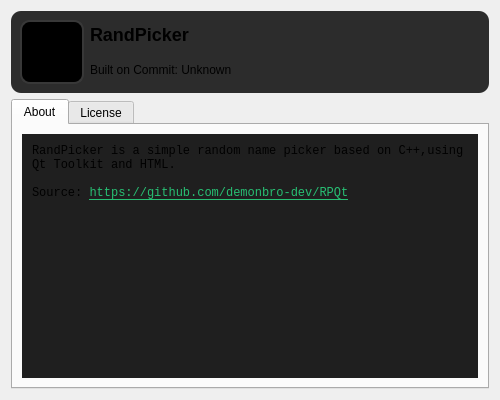
demonbro-dev/RPQt, file ui/aboutdialog.ui: the form before one commit.
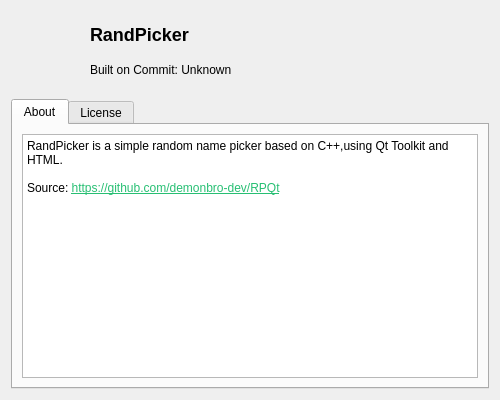
The form after the commit. Icons and pictures are not drawn.

Patch:
```diff
--- a/ui/aboutdialog.ui
+++ b/ui/aboutdialog.ui
@@ -23,19 +23,13 @@
    <string>About RandPicker</string>
   </property>
   <property name="styleSheet">
-   <string notr="true">QTextEdit {
-  background-color: white;
-  border: 1px solid #c0c0c0;
-  padding: 5px;
-}</string>
+   <string notr="true"/>
   </property>
   <layout class="QVBoxLayout" name="verticalLayout">
    <item>
     <widget class="QWidget" name="headerWidget" native="true">
      <property name="styleSheet">
-      <string notr="true">background-color: rgb(44, 44, 44);
-border: 1px;
-border-radius:10px;</string>
+      <string notr="true"/>
      </property>
      <layout class="QHBoxLayout" name="horizontalLayout">
       <item>
@@ -59,9 +53,7 @@
          </size>
         </property>
         <property name="styleSheet">
-         <string notr="true">background-color: rgb(0, 0, 0);
-border: 2px solid #383838;
-border-radius:10px;</string>
+         <string notr="true"/>
         </property>
         <property name="pixmap">
          <pixmap resource="../resources.qrc">:/data/RandPickerLogo.ico</pixmap>
@@ -126,12 +118,7 @@
        <item>
         <widget class="QTextEdit" name="textEdit">
          <property name="styleSheet">
-          <string notr="true">QTextEdit {
-  font-family: Consolas, monospace;
-	background-color: rgb(31, 31, 31);
-	border-color: rgb(31, 31, 31);
-  font-size: 10pt;
-}</string>
+          <string notr="true"/>
          </property>
          <property name="readOnly">
           <bool>true</bool>
@@ -143,10 +130,10 @@
 hr { height: 1px; border-width: 0; }
 li.unchecked::marker { content: &quot;\2610&quot;; }
 li.checked::marker { content: &quot;\2612&quot;; }
-&lt;/style&gt;&lt;/head&gt;&lt;body style=&quot; font-family:'Consolas','monospace'; font-size:10pt; font-weight:400; font-style:normal;&quot;&gt;
-&lt;p style=&quot; margin-top:0px; margin-bottom:0px; margin-left:0px; margin-right:0px; -qt-block-indent:0; text-indent:0px;&quot;&gt;&lt;span style=&quot; font-family:'Microsoft YaHei UI'; font-size:9pt;&quot;&gt;RandPicker is a simple random name picker based on C++,using Qt Toolkit and HTML.&lt;/span&gt;&lt;/p&gt;
-&lt;p style=&quot;-qt-paragraph-type:empty; margin-top:0px; margin-bottom:0px; margin-left:0px; margin-right:0px; -qt-block-indent:0; text-indent:0px; font-family:'Microsoft YaHei UI'; font-size:9pt;&quot;&gt;&lt;br /&gt;&lt;/p&gt;
-&lt;p style=&quot; margin-top:0px; margin-bottom:0px; margin-left:0px; margin-right:0px; -qt-block-indent:0; text-indent:0px;&quot;&gt;&lt;span style=&quot; font-family:'Microsoft YaHei UI'; font-size:9pt;&quot;&gt;Source: &lt;/span&gt;&lt;a href=&quot;https://github.com/demonbro-dev/RPQt&quot;&gt;&lt;span style=&quot; font-family:'Microsoft YaHei UI'; font-size:9pt; text-decoration: underline; color:#27bf73;&quot;&gt;https://github.com/demonbro-dev/RPQt&lt;/span&gt;&lt;/a&gt;&lt;/p&gt;&lt;/body&gt;&lt;/html&gt;</string>
+&lt;/style&gt;&lt;/head&gt;&lt;body style=&quot; font-family:'Microsoft YaHei UI'; font-size:9pt; font-weight:400; font-style:normal;&quot;&gt;
+&lt;p style=&quot; margin-top:0px; margin-bottom:0px; margin-left:0px; margin-right:0px; -qt-block-indent:0; text-indent:0px;&quot;&gt;RandPicker is a simple random name picker based on C++,using Qt Toolkit and HTML.&lt;/p&gt;
+&lt;p style=&quot;-qt-paragraph-type:empty; margin-top:0px; margin-bottom:0px; margin-left:0px; margin-right:0px; -qt-block-indent:0; text-indent:0px;&quot;&gt;&lt;br /&gt;&lt;/p&gt;
+&lt;p style=&quot; margin-top:0px; margin-bottom:0px; margin-left:0px; margin-right:0px; -qt-block-indent:0; text-indent:0px;&quot;&gt;Source: &lt;a href=&quot;https://github.com/demonbro-dev/RPQt&quot;&gt;&lt;span style=&quot; text-decoration: underline; color:#27bf73;&quot;&gt;https://github.com/demonbro-dev/RPQt&lt;/span&gt;&lt;/a&gt;&lt;/p&gt;&lt;/body&gt;&lt;/html&gt;</string>
          </property>
          <property name="acceptRichText">
           <bool>false</bool>
```
Left out of the diff: 9 changed lines with no effect on the pictures.
